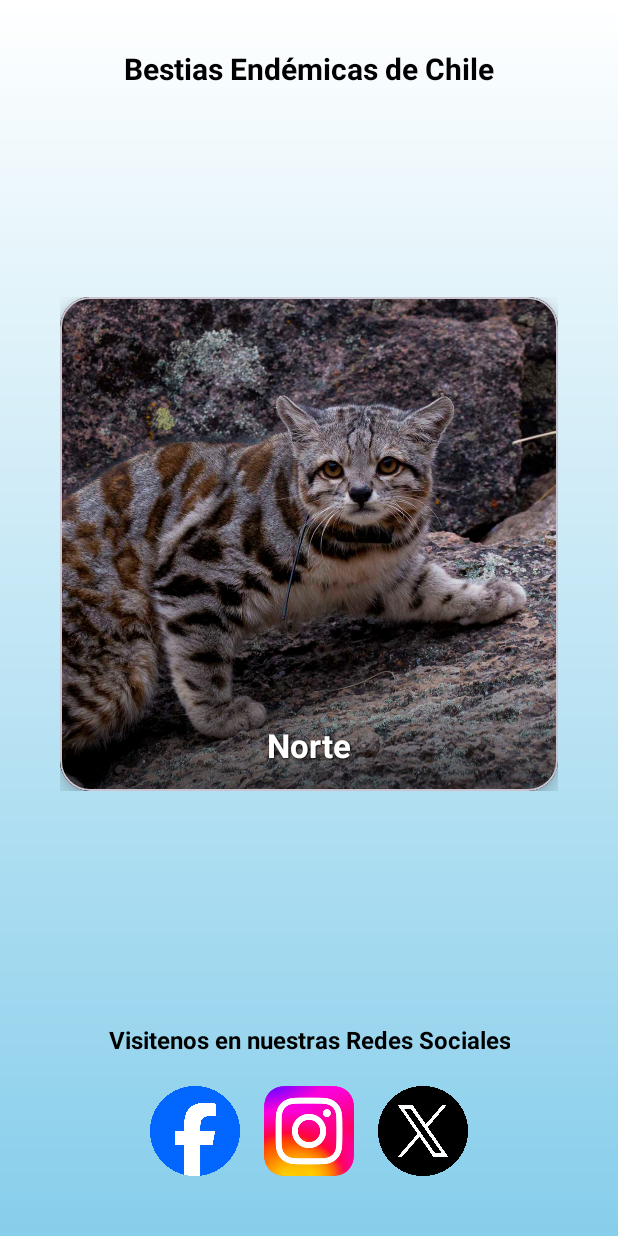
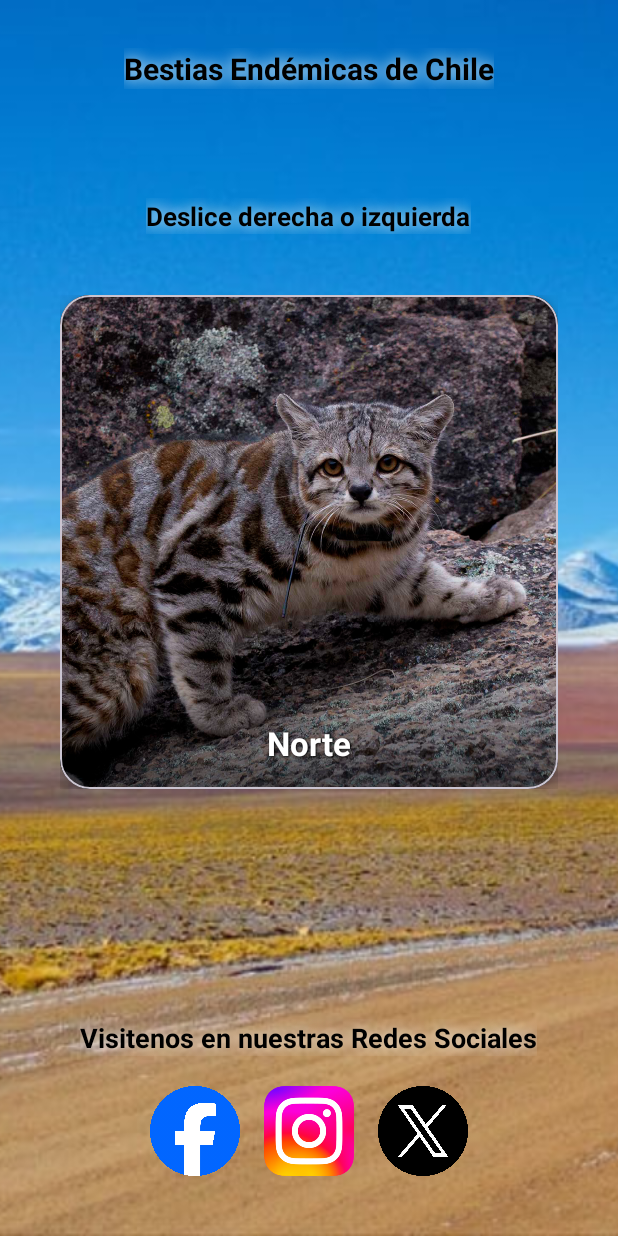
Before and after one commit to DylanEspinoza98/Bestias_Endemicas, an Android app: the screen it shows after launch (MainActivity), on a phone screen of 412 x 824 dp. Run offline under Robolectric (Android 15) with nearby library versions, the phone set to English and light mode, and no system bars.

Commit message:
Carrusel de fondo dedicados
Se hizo una lista para el cambio de imagenes del al momento de cambiar la imagen del carrusel

```diff
--- a/app/src/main/java/com/example/bestiasendemicas/CarruselItem.java
+++ b/app/src/main/java/com/example/bestiasendemicas/CarruselItem.java
@@ -1,14 +1,17 @@
 package com.example.bestiasendemicas;
+import androidx.annotation.DrawableRes;
 
 public class CarruselItem {
     private final int imageResource;
     private final String zoneName;
     private final Class<?> activityToOpen;
+    private final int backgroundImageResource;
 
-    public CarruselItem(int imageResource, String zoneName, Class<?> activityToOpen) {
+    public CarruselItem(int imageResource, String zoneName, Class<?> activityToOpen,  @DrawableRes int backgroundImageResource) {
         this.imageResource = imageResource;
         this.zoneName = zoneName;
         this.activityToOpen = activityToOpen;
+        this.backgroundImageResource = backgroundImageResource;
     }
 
     public int getImageResource() {
@@ -22,4 +25,5 @@ public class CarruselItem {
     public Class<?> getActivityToOpen() {
         return activityToOpen;
     }
+    public int getBackgroundImageResource() { return backgroundImageResource;}
 }
--- a/app/src/main/java/com/example/bestiasendemicas/MainActivity.java
+++ b/app/src/main/java/com/example/bestiasendemicas/MainActivity.java
@@ -1,41 +1,55 @@
 package com.example.bestiasendemicas;
 
 import android.content.Intent;
+import android.graphics.drawable.ColorDrawable;
+import android.graphics.drawable.Drawable;
+import android.graphics.drawable.TransitionDrawable;
 import android.net.Uri;
 import android.os.Bundle;
+import android.view.View;
+
 import androidx.appcompat.app.AppCompatActivity;
+import androidx.core.content.ContextCompat;
 import androidx.core.graphics.Insets;
 import androidx.core.view.ViewCompat;
 import androidx.core.view.WindowInsetsCompat;
 import androidx.viewpager2.widget.CompositePageTransformer;
 import androidx.viewpager2.widget.MarginPageTransformer;
 import androidx.viewpager2.widget.ViewPager2;
+import android.widget.ImageView;
 
-// --- Imports necesarios que probablemente faltaban ---
 import java.util.ArrayList;
 import java.util.List;
 
-// 1. IMPLEMENTA LA INTERFAZ DEL ADAPTADOR
 public class MainActivity extends AppCompatActivity implements CarruselAdapter.OnItemClickListener {
+
+    private List<CarruselItem> carouselItems;
+    private View mainLayout;
+
+    private ImageView backgroundImageView;
 
     @Override
     protected void onCreate(Bundle savedInstanceState) {
         super.onCreate(savedInstanceState);
-        // EdgeToEdge.enable(this); // EdgeToEdge se maneja mejor con el WindowInsetsListener
         setContentView(R.layout.activity_main);
 
-        // --- CÓDIGO PARA AJUSTAR LA UI A LA PANTALLA (CORRECTAMENTE DENTRO DE ONCREATE) ---
-        ViewCompat.setOnApplyWindowInsetsListener(findViewById(R.id.main), (v, insets) -> {
+        // Inicializamos la vista principal
+        mainLayout = findViewById(R.id.main);
+        backgroundImageView = findViewById(R.id.backgroundImageView);
+
+        // Ajustamos la UI a la pantalla
+        ViewCompat.setOnApplyWindowInsetsListener(mainLayout, (v, insets) -> {
             Insets systemBars = insets.getInsets(WindowInsetsCompat.Type.systemBars());
             v.setPadding(systemBars.left, systemBars.top, systemBars.right, systemBars.bottom);
             return insets;
         });
 
-        // --- LLAMADAS A MÉTODOS DE CONFIGURACIÓN ---
+        // Llamamos a los métodos de configuración
         setupCarousel();
         setupSocialMediaButtons();
     }
 
+    // --- MÉTODO SETUPCAROUSEL() COMPLETAMENTE LIMPIO Y CORREGIDO ---
     private void setupCarousel() {
         ViewPager2 viewPager = findViewById(R.id.carouselViewPager);
 
@@ -43,36 +57,58 @@ public class MainActivity extends AppCompatActivity implements CarruselAdapter.O
         viewPager.setClipChildren(false);
         viewPager.setOffscreenPageLimit(3);
 
+        // --- 1. Crear la lista de items UNA SOLA VEZ ---
+        carouselItems = new ArrayList<>();
+        carouselItems.add(new CarruselItem(R.drawable.gato_andino_chile, "Norte", Activity_Norte.class, R.drawable.norte_chile));
+        carouselItems.add(new CarruselItem(R.drawable.el_caballito, "Centro", Activity_Centro.class, R.drawable.centro_chile));
+        carouselItems.add(new CarruselItem(R.drawable.rana_de_darwin, "Sur", Activity_Sur.class, R.drawable.sur_chile));
+        carouselItems.add(new CarruselItem(R.drawable.delfin_chileno, "Austral", Activity_Austral.class, R.drawable.austral_chile));
 
-        // --- Crear la lista de items para el carrusel ---
-        // Asegúrate de que las clases Activity_Norte, etc., y los drawables existan
-        List<CarruselItem> carouselItems = new ArrayList<>();
-        carouselItems.add(new CarruselItem(R.drawable.gato_andino_chile, "Norte", Activity_Norte.class));
-        carouselItems.add(new CarruselItem(R.drawable.el_caballito, "Centro", Activity_Centro.class));
-        carouselItems.add(new CarruselItem(R.drawable.rana_de_darwin, "Sur", Activity_Sur.class));
-        carouselItems.add(new CarruselItem(R.drawable.delfin_chileno, "Austral", Activity_Austral.class));
-
-        // 2. CONFIGURAR EL ADAPTADOR PASANDO 'THIS' COMO LISTENER
+        // --- 2. Configurar el adaptador y la posición inicial UNA SOLA VEZ ---
         viewPager.setAdapter(new CarruselAdapter(carouselItems, this));
         int middle = Integer.MAX_VALUE / 2;
         viewPager.setCurrentItem(middle - middle % carouselItems.size(), false);
 
-        // --- Configurar el transformador de animación ---
+        // --- 3. Configurar la animación UNA SOLA VEZ ---
         CompositePageTransformer compositeTransformer = new CompositePageTransformer();
         compositeTransformer.addTransformer(new MarginPageTransformer(40));
         compositeTransformer.addTransformer(new CarruselTransformer());
         viewPager.setPageTransformer(compositeTransformer);
+
+        // --- 4. Lógica para el cambio de fondo ---
+        viewPager.registerOnPageChangeCallback(new ViewPager2.OnPageChangeCallback() {
+            @Override
+            public void onPageSelected(int position) {
+                super.onPageSelected(position);
+
+                int realPosition = position % carouselItems.size();
+                CarruselItem currentItem = carouselItems.get(realPosition);
+
+                Drawable newBackground = ContextCompat.getDrawable(MainActivity.this, currentItem.getBackgroundImageResource());
+                Drawable oldBackground = backgroundImageView.getDrawable();
+
+                if (oldBackground == null) {
+                    oldBackground = new ColorDrawable(android.graphics.Color.TRANSPARENT);
+                }
+
+                Drawable[] layers = {oldBackground, newBackground};
+                TransitionDrawable transition = new TransitionDrawable(layers);
+
+                backgroundImageView.setImageDrawable(transition);
+                transition.startTransition(500);
+            }
+        });
+
+        // --- 5. Establecer el fondo inicial ---
+        // Esta línea ahora usará la lista correcta, que SÍ tiene elementos.
+        backgroundImageView.setImageResource(carouselItems.get(0).getBackgroundImageResource());
+
     }
 
-    // --- NUEVO MÉTODO PARA AGRUPAR LA LÓGICA DE LOS BOTONES SOCIALES ---
+    // --- El resto de tus métodos (sin cambios) ---
     private void setupSocialMediaButtons() {
-        // Facebook
         findViewById(R.id.btnFacebook).setOnClickListener(v -> abrirUrl("https://www.facebook.com/?locale=es_LA"));
-
-        // Instagram
         findViewById(R.id.btnInstagram).setOnClickListener(v -> abrirUrl("https://www.instagram.com/"));
-
-        // Twitter/X
         findViewById(R.id.btnX).setOnClickListener(v -> abrirUrl("https://x.com/?lang=es"));
     }
 
@@ -81,10 +117,8 @@ public class MainActivity extends AppCompatActivity implements CarruselAdapter.O
         startActivity(intent);
     }
 
-    // 3. IMPLEMENTACIÓN OBLIGATORIA DEL MÉTODO DE LA INTERFAZ
     @Override
     public void onItemClick(CarruselItem item) {
-        // La lógica para abrir la Activity ahora está aquí, que es el lugar correcto
         Intent intent = new Intent(MainActivity.this, item.getActivityToOpen());
         startActivity(intent);
     }
--- a/app/src/main/res/layout/activity_main.xml
+++ b/app/src/main/res/layout/activity_main.xml
@@ -8,6 +8,18 @@
     android:background="@drawable/bg_gradient"
     tools:context=".MainActivity">
 
+    <ImageView
+        android:id="@+id/backgroundImageView"
+        android:layout_width="0dp"
+        android:layout_height="0dp"
+        android:contentDescription="@string/descripcion_fondo"
+        android:scaleType="centerCrop"
+        app:layout_constraintBottom_toBottomOf="parent"
+        app:layout_constraintEnd_toEndOf="parent"
+        app:layout_constraintStart_toStartOf="parent"
+        app:layout_constraintTop_toTopOf="parent"
+        tools:src="@drawable/norte_chile" />
+
     <!-- Título principal -->
     <!-- Asegúrate de tener aquí el TextView con id="@+id/titulo" -->
     <TextView
@@ -15,6 +27,7 @@
         android:layout_width="wrap_content"
         android:layout_height="wrap_content"
         android:text="Bestias Endémicas de Chile"
+        style="@style/TextViewConBordeBlanco"
         app:layout_constraintTop_toTopOf="parent"
         app:layout_constraintStart_toStartOf="parent"
         app:layout_constraintEnd_toEndOf="parent"
@@ -24,8 +37,25 @@
         android:textStyle="bold"
         tools:ignore="HardcodedText" />
 
+    <!-- ESTE ES EL NUEVO CARRUSEL -->
 
-    <!-- ESTE ES EL NUEVO CARRUSEL -->
+    <TextView
+        android:id="@+id/textView"
+        style="@style/TextViewConBordeBlanco"
+        android:layout_width="wrap_content"
+        android:layout_height="wrap_content"
+        android:layout_marginStart="2dp"
+        android:layout_marginTop="132dp"
+        android:text="@string/deslizar"
+        android:textColor="@android:color/black"
+        android:textSize="17sp"
+        android:textStyle="bold"
+        app:layout_constraintEnd_toEndOf="parent"
+        app:layout_constraintHorizontal_bias="0.492"
+        app:layout_constraintStart_toStartOf="parent"
+        app:layout_constraintTop_toTopOf="parent"
+        tools:ignore="HardcodedText" />
+
     <androidx.viewpager2.widget.ViewPager2
         android:id="@+id/carouselViewPager"
         android:layout_width="0dp"
@@ -68,8 +98,9 @@
             android:layout_marginBottom="12dp"
             android:gravity="center"
             android:text="@string/RedesSociales"
+            style="@style/TextViewConBordeBlanco"
             android:textColor="@android:color/black"
-            android:textSize="16sp"
+            android:textSize="18sp"
             android:textStyle="bold" />
 
         <LinearLayout
@@ -97,4 +128,5 @@
     </LinearLayout>
 
 
+
 </androidx.constraintlayout.widget.ConstraintLayout>
--- a/app/src/main/res/values/strings.xml
+++ b/app/src/main/res/values/strings.xml
@@ -11,6 +11,8 @@
     <string name="austral">Austral</string>
     <string name="ver">Ver más</string>
     <string name="RedesSociales">Visitenos en nuestras Redes Sociales</string>
+    <string name="descripcion_fondo">Imagen de fondo decorativa</string>
+    <string name="deslizar"> Deslice derecha o izquierda</string>
 
     <string name="Txt_ReproducirAudio">Presiona el Boton para escuchar el sonido del animal</string>
     <string name="Txt_NoAudio">No hay sonido disponible para este animal</string>
@@ -123,4 +125,5 @@
         <item>acuatico</item>
     </string-array>
 
+
 </resources>
--- a/app/src/main/res/values/themes.xml
+++ b/app/src/main/res/values/themes.xml
@@ -7,6 +7,14 @@
 
     <style name="Theme.BestiasEndemicas" parent="Base.Theme.BestiasEndemicas" />
 
+    <!-- Codigo que permite la capacidad de darle un borde blanco a un texto -->
+    <style name="TextViewConBordeBlanco">
+        <item name="android:textColor">@android:color/black</item> <!-- Color principal del texto -->
+        <item name="android:shadowColor">@android:color/white</item> <!-- Color del borde -->
+        <item name="android:shadowDx">0</item> <!-- Desplazamiento horizontal del borde -->
+        <item name="android:shadowDy">0</item> <!-- Desplazamiento vertical del borde -->
+        <item name="android:shadowRadius">12</item> <!-- Grosor/Desenfoque del borde -->
+    </style>
 
     <!-- Codigo que permite la capacidad de no repetir un codigo y simplemente se hara un llamado-->
     <style name="SocialMediaButton" parent="Widget.AppCompat.ImageButton">
```
Also changed, not shown: app/src/main/res/drawable/austral_chile.jpg (added), app/src/main/res/drawable/centro_chile.jpg (added), app/src/main/res/drawable/norte_chile.jpg (added), app/src/main/res/drawable/sur_chile.jpg (added).
